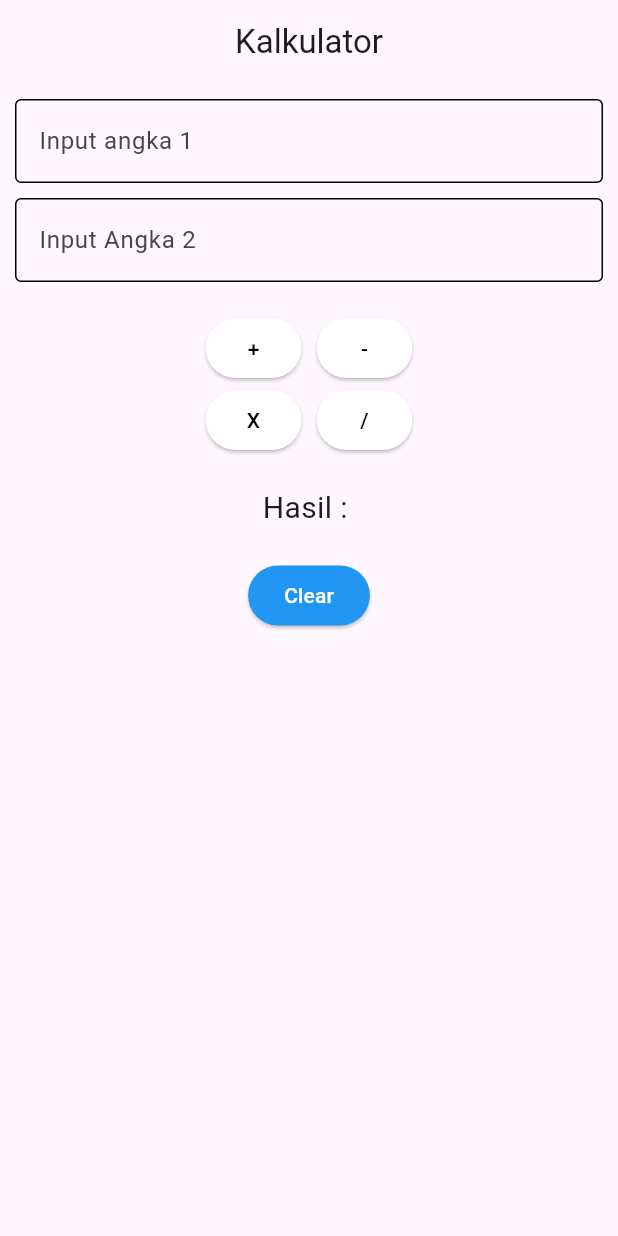
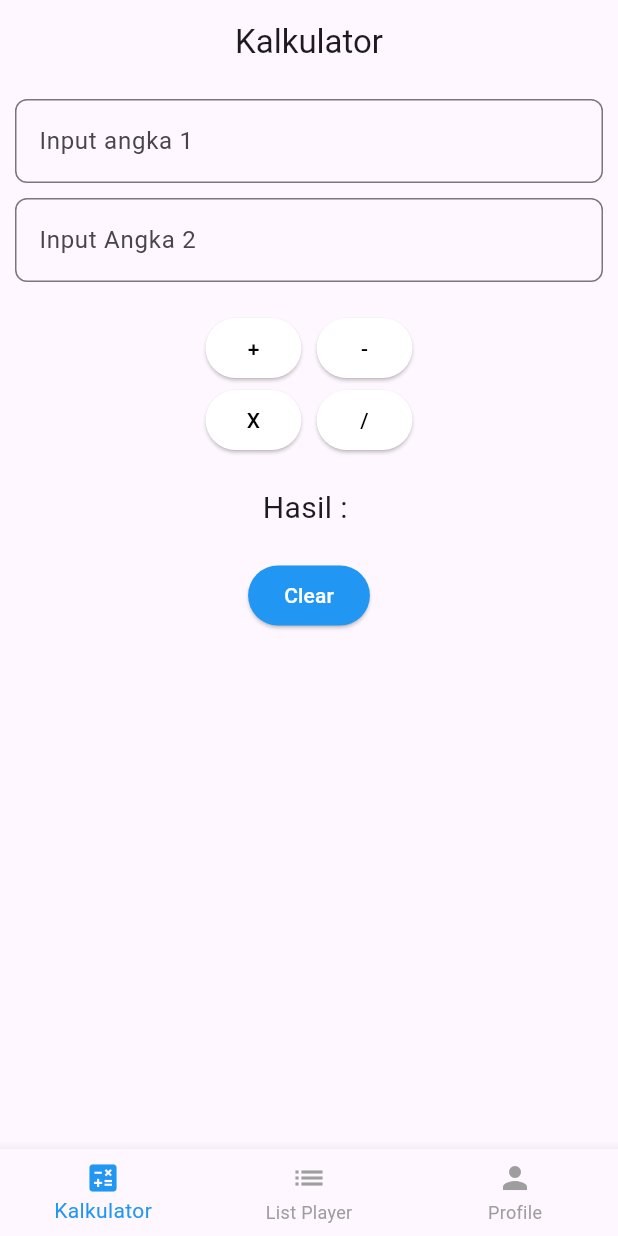
Before and after one commit to ZulfikarAzmi-12/tugas1_flutter_11PPLG1_37, a Flutter app: the screen it shows after launch, on a phone screen of 412 x 824 dp. Run offline on Flutter 3.47's test engine with Material 3 defaults, Android fonts, the phone set to English and light mode, and no system bars; our stand-ins replace get; missing offline and left inert: dart:ffi.

```diff
--- /dev/null
+++ b/latihan1/lib/controllers/controllers_editpage.dart
@@ -0,0 +1,17 @@
+import 'package:flutter/widgets.dart';
+import 'package:get/get.dart';
+import 'package:latihan1/models/football_models.dart';
+
+class FootballEditController extends GetxController {
+  late TextEditingController namaController;
+  late TextEditingController posisiController;
+  late TextEditingController nomorController;
+
+  void setPlayer(Players player) {
+    namaController = TextEditingController(text: player.nama);
+    posisiController = TextEditingController(text: player.posisi);
+    nomorController = TextEditingController(text: player.nomorpunggung.toString());
+  }
+
+
+}
--- /dev/null
+++ b/latihan1/lib/controllers/controllers_nav.dart
@@ -0,0 +1,9 @@
+import 'package:get/get.dart';
+
+class NavController extends GetxController{
+  var currentIndex = 0.obs;
+
+  void changeIndex(int index){
+    currentIndex.value = index;
+  }
+}
--- a/latihan1/lib/main.dart
+++ b/latihan1/lib/main.dart
@@ -2,6 +2,8 @@ import 'package:flutter/material.dart';
 import 'package:get/get.dart';
 import 'package:latihan1/login_page.dart';
 import 'package:latihan1/pages/kalkulator_pages.dart';
+import 'package:latihan1/routes/pages.dart';
+import 'package:latihan1/routes/routes.dart';
 
 void main() {
   runApp(const MyApp());
@@ -18,7 +20,8 @@ class MyApp extends StatelessWidget {
       theme: ThemeData(
         colorScheme: ColorScheme.fromSeed(seedColor: Colors.deepPurple),
       ),
-      home: KalkukatorPages(),
+      initialRoute: AppRoutes.main,
+      getPages: AppPages.pages,
     );
   }
 }
--- /dev/null
+++ b/latihan1/lib/pages/main_pages.dart
@@ -0,0 +1,47 @@
+import 'package:get/get.dart';
+import 'package:flutter/material.dart';
+import 'package:latihan1/pages/profile_pages.dart';
+import 'football_pages.dart';
+import 'kalkulator_pages.dart';
+import 'package:latihan1/controllers/controllers_nav.dart';
+
+class MainPages extends StatelessWidget {
+  MainPages({super.key});
+
+  final NavController  navController = Get.put(NavController());
+
+  final List<Widget> pages =  [
+    KalkukatorPages(),
+    FootballPages(),
+    ProfilePages()
+  ];
+  @override
+  Widget build(BuildContext context) {
+    return Obx(() => Scaffold(
+      body: pages[navController.currentIndex.value],
+      bottomNavigationBar: BottomNavigationBar(
+        currentIndex: navController.currentIndex.value,
+        onTap: navController.changeIndex,
+        selectedItemColor: Colors.blue,
+        unselectedItemColor: Colors.grey,
+        items: const [
+          BottomNavigationBarItem(
+            icon: Icon(Icons.calculate),
+            label: "Kalkulator"
+          ),
+          BottomNavigationBarItem(
+            icon: Icon(Icons.list),
+            label: "List Player"
+          ),
+          BottomNavigationBarItem(
+            icon: Icon(Icons.person),
+            label: "Profile"
+          )
+
+        ]
+
+      ),
+    ),);
+
+  }
+}
--- /dev/null
+++ b/latihan1/lib/routes/pages.dart
@@ -0,0 +1,19 @@
+import 'package:flutter/material.dart';
+import 'package:get/route_manager.dart';
+import 'package:latihan1/pages/edit_pages.dart';
+import 'package:latihan1/pages/football_pages.dart';
+import 'package:latihan1/pages/kalkulator_pages.dart';
+import 'package:latihan1/pages/main_pages.dart';
+import 'package:latihan1/pages/profile_pages.dart';
+import 'package:latihan1/routes/routes.dart';
+
+class AppPages {
+  static final pages =[
+    GetPage(name: AppRoutes.main, page: () => MainPages(),),
+    GetPage(name: AppRoutes.profile, page: () => ProfilePages(),),
+    GetPage(name: AppRoutes.kalkulator, page: () => KalkukatorPages(),),
+    GetPage(name: AppRoutes.footballPlayers, page: () => FootballPages(),),
+    GetPage(name: AppRoutes.editPage, page: () => FootballEditPage(),)
+
+  ];
+}
--- /dev/null
+++ b/latihan1/lib/routes/routes.dart
@@ -0,0 +1,7 @@
+class AppRoutes {
+  static const profile = "/profile";
+  static const main = "/main";
+  static const kalkulator = "/kalkulator";
+  static const footballPlayers = "/footballplayers";
+  static const editPage = "/editpage";
+}
--- a/latihan1/lib/widget/textfield.dart
+++ b/latihan1/lib/widget/textfield.dart
@@ -1,23 +1,39 @@
 import 'package:flutter/material.dart';
+import 'package:flutter/services.dart';
 
 class CustomTextField extends StatelessWidget {
   final TextEditingController controller;
   final String labeltext;
   final bool obscureText;
+  final TextInputType? keyboardType;
+  final List<TextInputFormatter>? inputFormatters;
 
-  const CustomTextField({super.key, required this.controller, required this.labeltext,this.obscureText = false, });
+  const CustomTextField({
+    super.key,
+    required this.controller,
+    required this.labeltext,
+    this.obscureText = false,
+    this.keyboardType,
+    this.inputFormatters,
+  });
 
   @override
   Widget build(BuildContext context) {
     return TextField(
       controller: controller,
+      obscureText: obscureText,
+      keyboardType: keyboardType,
+      inputFormatters: inputFormatters,
       decoration: InputDecoration(
-        label: Text(labeltext),
-        enabledBorder: OutlineInputBorder(),
-        focusedBorder: OutlineInputBorder()
+        labelText: labeltext,
+        border: OutlineInputBorder(
+          borderRadius: BorderRadius.circular(8),
+        ),
+        focusedBorder: OutlineInputBorder(
+          borderRadius: BorderRadius.circular(8),
+          borderSide: BorderSide(color: Colors.blue, width: 2),
+        ),
       ),
-      obscureText: obscureText ,
-
     );
   }
 }
```
Also changed, not shown: latihan1/lib/controllers/controllers_football.dart (added, +23 -0 lines), latihan1/lib/models/football_models.dart (added, +13 -0 lines), latihan1/lib/pages/edit_pages.dart (added, +103 -0 lines), latihan1/lib/pages/football_pages.dart (added, +71 -0 lines), latihan1/lib/pages/kalkulator_pages.dart (+28 -23 lines), latihan1/lib/pages/profile_pages.dart (added, +45 -0 lines).
